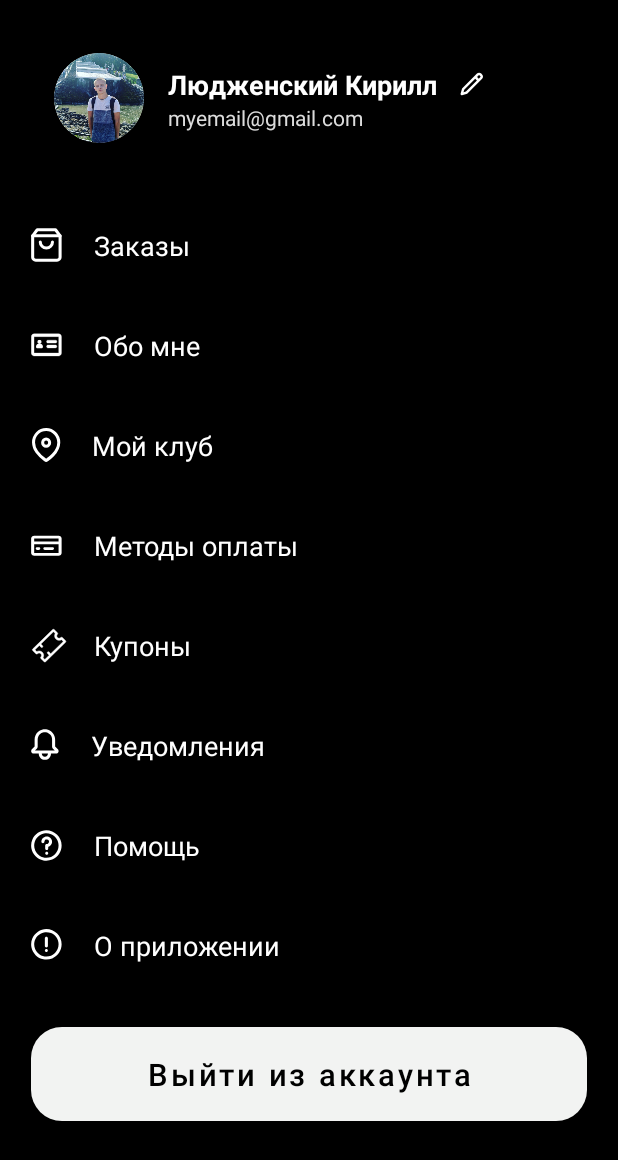
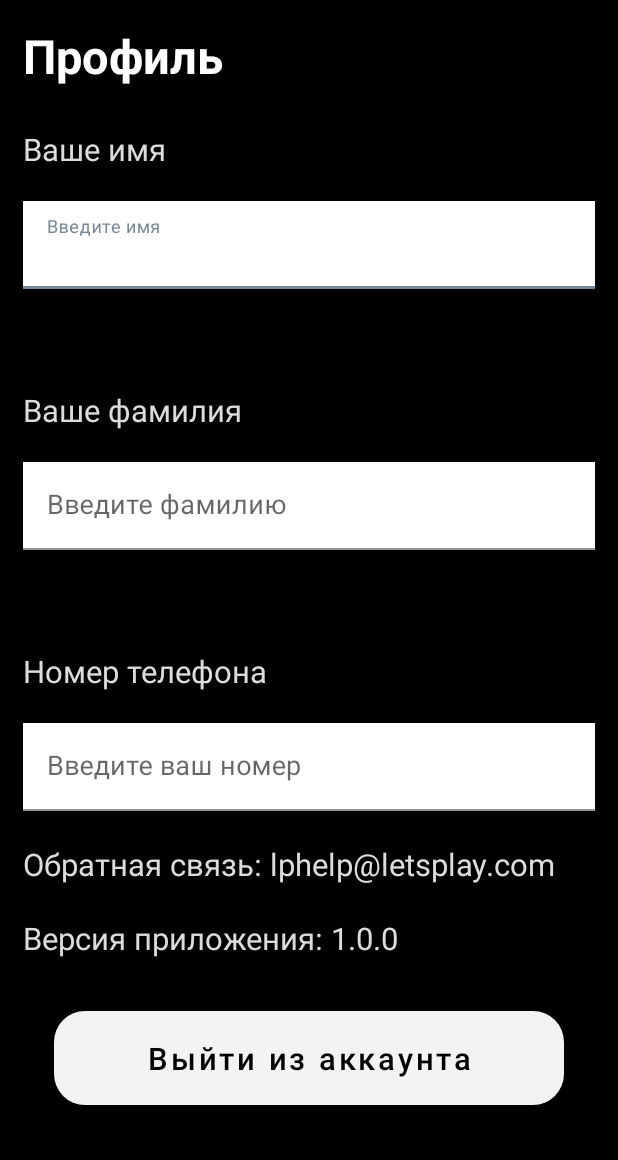
Before and after one commit to ValDagon/KirillsProjectKotlin, an Android app: the layout fragment_account.xml on its own in the app's theme, with its tools: preview values and no code run, on a phone screen of 412 x 824 dp. Shown: the top 1160 px of the screen. Run offline under Robolectric (Android 15) with nearby library versions, the phone set to English and light mode, and no system bars.

Commit message:
Изменил профиль, убрал упоминания аккаунта

```diff
--- a/app/src/main/res/layout/activity_main.xml
+++ b/app/src/main/res/layout/activity_main.xml
@@ -21,12 +21,12 @@
         android:layout_height="@dimen/_52sdp"
         android:layout_marginHorizontal="@dimen/_8sdp"
         android:layout_marginBottom="@dimen/_8sdp"
+        android:background="@drawable/bg_bottom_nav_bar"
+        android:elevation="@dimen/_16sdp"
         app:elevation="@dimen/_2sdp"
-        android:elevation="@dimen/_16sdp"
-        android:background="@drawable/bg_bottom_nav_bar"
         app:itemIconTint="@drawable/bottom_nav_selector"
         app:itemTextColor="@drawable/bottom_nav_selector"
         app:labelVisibilityMode="labeled"
-        app:menu="@menu/menu_bottom_nav"/>
+        app:menu="@menu/menu_bottom_nav" />
 
 </LinearLayout>
--- a/app/src/main/res/layout/fragment_account.xml
+++ b/app/src/main/res/layout/fragment_account.xml
@@ -9,8 +9,10 @@
 
     <androidx.core.widget.NestedScrollView
         android:layout_width="match_parent"
-        android:layout_height="match_parent">
+        android:layout_height="match_parent"
+        android:padding="@dimen/_12ssp">
 
+        // ИМЯ
         <LinearLayout
             android:layout_width="match_parent"
             android:layout_height="match_parent"
@@ -18,80 +20,122 @@
 
             <androidx.constraintlayout.widget.ConstraintLayout
                 android:layout_width="match_parent"
-                android:layout_height="@dimen/_100sdp"
-                android:paddingHorizontal="@dimen/_24sdp">
+                android:layout_height="70dp">
 
                 <TextView
                     android:id="@+id/rv_name"
-                    android:layout_width="wrap_content"
-                    android:layout_height="wrap_content"
-                    android:layout_marginStart="16dp"
+                    android:layout_width="157dp"
+                    android:layout_height="45dp"
                     android:drawablePadding="@dimen/_8sdp"
-                    android:text="Людженский Кирилл "
+                    android:text="Профиль"
                     android:textColor="#FFFFFF"
-                    android:textSize="@dimen/_14ssp"
+                    android:textSize="@dimen/_24ssp"
                     android:textStyle="bold"
-                    app:drawableEndCompat="@drawable/ic_edit_name"
                     app:layout_constraintBottom_toBottomOf="parent"
                     app:layout_constraintEnd_toEndOf="parent"
                     app:layout_constraintHorizontal_bias="0.0"
-                    app:layout_constraintStart_toEndOf="@+id/cardView"
+                    app:layout_constraintStart_toStartOf="parent"
                     app:layout_constraintTop_toTopOf="parent"
-                    app:layout_constraintVertical_bias="0.42000002" />
+                    app:layout_constraintVertical_bias="0.035" />
+
+            </androidx.constraintlayout.widget.ConstraintLayout>
 
             <TextView
                 android:layout_width="wrap_content"
                 android:layout_height="wrap_content"
-                    android:layout_alignParentEnd="true"
-                    android:layout_marginStart="16dp"
-                    android:text="myemail@gmail.com"
-                    android:textColor="@color/secondary_text"
-                    app:layout_constraintBottom_toBottomOf="parent"
-                    app:layout_constraintEnd_toEndOf="parent"
-                    app:layout_constraintHorizontal_bias="0.0"
-                    app:layout_constraintStart_toEndOf="@+id/cardView"
-                    app:layout_constraintTop_toBottomOf="@+id/rv_name"
-                    app:layout_constraintVertical_bias="0.0" />
+                android:text="Ваше имя"
+                android:textSize="@dimen/_16sdp"
+                android:textColor="@color/secondary_text" />
 
-                <androidx.cardview.widget.CardView
-                    android:id="@+id/cardView"
-                    android:layout_width="@dimen/_46sdp"
-                    android:layout_height="@dimen/_46sdp"
-                    app:cardCornerRadius="@dimen/_46sdp"
-                    android:background="@drawable/bg_card_view"
-                    app:background="@null"
-                    app:layout_constraintBottom_toBottomOf="parent"
-                    app:layout_constraintEnd_toEndOf="parent"
-                    app:layout_constraintHorizontal_bias="0.017"
-                    app:layout_constraintStart_toStartOf="parent"
-                    app:layout_constraintTop_toTopOf="parent">
+            <LinearLayout
+                android:layout_width="match_parent"
+                android:layout_height="wrap_content"
+                android:orientation="horizontal"
+                android:layout_marginTop="@dimen/_16sdp">
 
-                    <ImageView
-                        android:id="@+id/iv_profile"
+                <com.google.android.material.textfield.TextInputLayout
+                    android:layout_width="match_parent"
+                    android:layout_height="wrap_content"
+                    app:boxBackgroundColor="@color/backgroud">
+
+                    <EditText
+                        android:layout_width="match_parent"
+                        android:layout_height="wrap_content"
+                        android:background="@color/white"
+                        android:hint="Введите имя"
+                        android:maxLines="1"
+                        android:textSize="@dimen/_14sdp" />
+
+                </com.google.android.material.textfield.TextInputLayout>
+            </LinearLayout>
+
+            // ФАМИЛИЯ
+            <View
+                android:layout_width="match_parent"
+                android:layout_height="100px" />
+
+            <TextView
                 android:layout_width="wrap_content"
                 android:layout_height="wrap_content"
-                        android:src="@drawable/foto_profile"
-                        android:layout_gravity="center|bottom"/>
+                android:text="Ваше фамилия"
+                android:textSize="@dimen/_16sdp"
+                android:textColor="@color/secondary_text" />
 
-                </androidx.cardview.widget.CardView>
+            <LinearLayout
+                android:layout_width="match_parent"
+                android:layout_height="wrap_content"
+                android:orientation="horizontal"
+                android:layout_marginTop="@dimen/_16sdp">
 
-            </androidx.constraintlayout.widget.ConstraintLayout>
+                <com.google.android.material.textfield.TextInputLayout
+                    android:layout_width="match_parent"
+                    android:layout_height="wrap_content"
+                    app:boxBackgroundColor="@color/backgroud">
 
+                    <EditText
+                        android:layout_width="match_parent"
+                        android:layout_height="wrap_content"
+                        android:background="@color/white"
+                        android:hint="Введите фамилию"
+                        android:maxLines="1"
+                        android:textSize="@dimen/_14sdp" />
+
+                </com.google.android.material.textfield.TextInputLayout>
+            </LinearLayout>
+
+            // НОМЕР ТЕЛЕФОНА
             <View
                 android:layout_width="match_parent"
-                android:layout_height="1px" />
+                android:layout_height="100px" />
 
             <TextView
+                android:layout_width="wrap_content"
+                android:layout_height="wrap_content"
+                android:text="Номер телефона"
+                android:textSize="@dimen/_16sdp"
+                android:textColor="@color/secondary_text" />
+
+            <LinearLayout
                 android:layout_width="match_parent"
                 android:layout_height="wrap_content"
-                android:layout_marginHorizontal="@dimen/_16sdp"
-                android:layout_marginTop="@dimen/_16sdp"
-                android:drawablePadding="@dimen/_16sdp"
-                android:text="Заказы"
-                android:textColor="#FFFFFF"
-                android:textSize="@dimen/_14ssp"
-                app:drawableEndCompat="@drawable/ic_arrow_forward"
-                app:drawableStartCompat="@drawable/ic_orders" />
+                android:orientation="horizontal"
+                android:layout_marginTop="@dimen/_16sdp">
+
+                <com.google.android.material.textfield.TextInputLayout
+                    android:layout_width="match_parent"
+                    android:layout_height="wrap_content"
+                    app:boxBackgroundColor="@color/backgroud">
+
+                    <EditText
+                        android:layout_width="match_parent"
+                        android:layout_height="wrap_content"
+                        android:background="@color/white"
+                        android:hint="Введите ваш номер"
+                        android:maxLines="1"
+                        android:textSize="@dimen/_14sdp" />
+
+                </com.google.android.material.textfield.TextInputLayout>
+            </LinearLayout>
 
             <View
                 android:layout_width="match_parent"
@@ -99,16 +143,11 @@
                 android:layout_marginTop="@dimen/_16sdp" />
 
             <TextView
-                android:layout_width="match_parent"
+                android:layout_width="wrap_content"
                 android:layout_height="wrap_content"
-                android:layout_marginHorizontal="@dimen/_16sdp"
-                android:layout_marginTop="@dimen/_16sdp"
-                android:drawablePadding="@dimen/_16sdp"
-                android:text="Обо мне"
-                android:textColor="#FFFFFF"
-                android:textSize="@dimen/_14ssp"
-                app:drawableEndCompat="@drawable/ic_arrow_forward"
-                app:drawableStartCompat="@drawable/ic_detail" />
+                android:text="Обратная связь: lphelp@letsplay.com"
+                android:textSize="@dimen/_16sdp"
+                android:textColor="@color/secondary_text" />
 
             <View
                 android:layout_width="match_parent"
@@ -116,106 +155,15 @@
                 android:layout_marginTop="@dimen/_16sdp" />
 
             <TextView
-                android:layout_width="match_parent"
+                android:layout_width="wrap_content"
                 android:layout_height="wrap_content"
-                android:layout_marginHorizontal="@dimen/_16sdp"
-                android:layout_marginTop="@dimen/_16sdp"
-                android:drawablePadding="@dimen/_16sdp"
-                android:text="Мой клуб"
-                android:textColor="#FFFFFF"
-                android:textSize="@dimen/_14ssp"
-                app:drawableEndCompat="@drawable/ic_arrow_forward"
-                app:drawableStartCompat="@drawable/ic_delicery_address" />
-
+                android:text="Версия приложения: 1.0.0"
+                android:textSize="@dimen/_16sdp"
+                android:textColor="@color/secondary_text" />
             <View
                 android:layout_width="match_parent"
                 android:layout_height="1px"
-                android:layout_marginTop="@dimen/_16sdp" />
-
-            <TextView
-                android:layout_width="match_parent"
-                android:layout_height="wrap_content"
-                android:layout_marginHorizontal="@dimen/_16sdp"
-                android:layout_marginTop="@dimen/_16sdp"
-                android:drawablePadding="@dimen/_16sdp"
-                android:text="Методы оплаты"
-                android:textColor="#FFFFFF"
-                android:textSize="@dimen/_14ssp"
-                app:drawableEndCompat="@drawable/ic_arrow_forward"
-                app:drawableStartCompat="@drawable/ic_payment" />
-
-            <View
-                android:layout_width="match_parent"
-                android:layout_height="1px"
-                android:layout_marginTop="@dimen/_16sdp" />
-
-            <TextView
-                android:layout_width="match_parent"
-                android:layout_height="wrap_content"
-                android:layout_marginHorizontal="@dimen/_16sdp"
-                android:layout_marginTop="@dimen/_16sdp"
-                android:drawablePadding="@dimen/_14sdp"
-                android:text="Купоны"
-                android:textColor="#FFFFFF"
-                android:textSize="@dimen/_14ssp"
-                app:drawableEndCompat="@drawable/ic_arrow_forward"
-                app:drawableStartCompat="@drawable/ic_promo" />
-
-            <View
-                android:layout_width="match_parent"
-                android:layout_height="1px"
-                android:layout_marginTop="@dimen/_16sdp" />
-
-            <TextView
-                android:layout_width="match_parent"
-                android:layout_height="wrap_content"
-                android:layout_marginHorizontal="@dimen/_16sdp"
-                android:layout_marginTop="@dimen/_16sdp"
-                android:drawablePadding="@dimen/_16sdp"
-                android:text="Уведомления"
-                android:textColor="#FFFFFF"
-                android:textSize="@dimen/_14ssp"
-                app:drawableEndCompat="@drawable/ic_arrow_forward"
-                app:drawableStartCompat="@drawable/ic_bell" />
-
-            <View
-                android:layout_width="match_parent"
-                android:layout_height="1px"
-                android:layout_marginTop="@dimen/_16sdp" />
-
-            <TextView
-                android:layout_width="match_parent"
-                android:layout_height="wrap_content"
-                android:layout_marginHorizontal="@dimen/_16sdp"
-                android:layout_marginTop="@dimen/_16sdp"
-                android:drawablePadding="@dimen/_16sdp"
-                android:text="Помощь"
-                android:textColor="#FFFFFF"
-                android:textSize="@dimen/_14ssp"
-                app:drawableEndCompat="@drawable/ic_arrow_forward"
-                app:drawableStartCompat="@drawable/ic_help" />
-
-            <View
-                android:layout_width="match_parent"
-                android:layout_height="1px"
-                android:layout_marginTop="@dimen/_16sdp" />
-
-            <TextView
-                android:layout_width="match_parent"
-                android:layout_height="wrap_content"
-                android:layout_marginHorizontal="@dimen/_16sdp"
-                android:layout_marginTop="@dimen/_16sdp"
-                android:drawablePadding="@dimen/_16sdp"
-                android:text="О приложении"
-                android:textColor="#FFFFFF"
-                android:textSize="@dimen/_14ssp"
-                app:drawableEndCompat="@drawable/ic_arrow_forward"
-                app:drawableStartCompat="@drawable/ic_about" />
-
-            <View
-                android:layout_width="match_parent"
-                android:layout_height="1px"
-                android:layout_marginTop="@dimen/_16sdp" />
+                android:layout_marginTop="@dimen/_10sdp" />
 
             <Button
                 android:id="@+id/btn_out_logged"
@@ -231,7 +179,6 @@
                 android:textAllCaps="false"
                 android:textColor="#000000"
                 app:backgroundTint="@null" />
-
         </LinearLayout>
 
     </androidx.core.widget.NestedScrollView>
--- a/app/src/main/res/layout/fragment_shop.xml
+++ b/app/src/main/res/layout/fragment_shop.xml
@@ -27,7 +27,8 @@
                     android:id="@+id/rv_name"
                     android:layout_width="wrap_content"
                     android:layout_height="wrap_content"
-                    android:text="Привет, Кирилл"
+                    android:text="Let's Play"
+                    android:textSize="@dimen/_24ssp"
                     android:textColor="@color/primary_text"
                     app:layout_constraintBottom_toBottomOf="parent"
                     app:layout_constraintHorizontal_bias="0.009"
@@ -48,28 +49,6 @@
                     app:layout_constraintStart_toStartOf="parent"
                     app:layout_constraintTop_toBottomOf="@+id/rv_name"
                     app:layout_constraintVertical_bias="0.20" />
-
-                <androidx.cardview.widget.CardView
-                    android:id="@+id/cardView"
-                    android:layout_width="@dimen/_46sdp"
-                    android:layout_height="@dimen/_46sdp"
-                    app:cardCornerRadius="@dimen/_46sdp"
-                    android:background="@drawable/bg_card_view"
-                    app:background="@null"
-                    app:layout_constraintBottom_toBottomOf="parent"
-                    app:layout_constraintEnd_toEndOf="parent"
-                    app:layout_constraintHorizontal_bias="1.0"
-                    app:layout_constraintStart_toStartOf="parent"
-                    app:layout_constraintTop_toTopOf="parent">
-
-                    <ImageView
-                        android:id="@+id/iv_profile"
-                        android:layout_width="wrap_content"
-                        android:layout_height="wrap_content"
-                        android:src="@drawable/foto_profile"
-                        android:layout_gravity="center|bottom"/>
-
-                </androidx.cardview.widget.CardView>
 
             </androidx.constraintlayout.widget.ConstraintLayout>
 
--- a/build.gradle
+++ b/build.gradle
@@ -6,7 +6,7 @@ buildscript {
         jcenter()
     }
     dependencies {
-        classpath 'com.android.tools.build:gradle:7.1.2'
+        classpath 'com.android.tools.build:gradle:7.2.1'
         classpath "org.jetbrains.kotlin:kotlin-gradle-plugin:$kotlin_version"
 
         // NOTE: Do not place your application dependencies here; they belong
```
Also changed, not shown: gradle/wrapper/gradle-wrapper.properties. Lines whose indentation alone changed are shown as unchanged.
